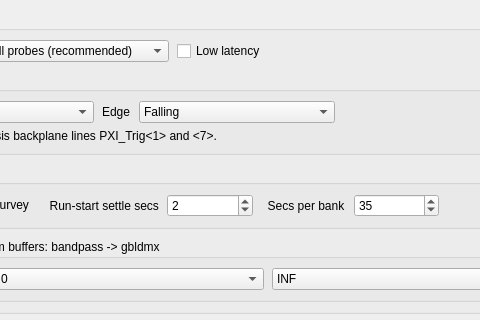
This is Forms/IMTab.ui in billkarsh/SpikeGLX as Qt 5 draws it before an edit; both pictures show x 183 to 663 and y 0 to 320 of the 759 by 705 pixel window. The edited form follows.
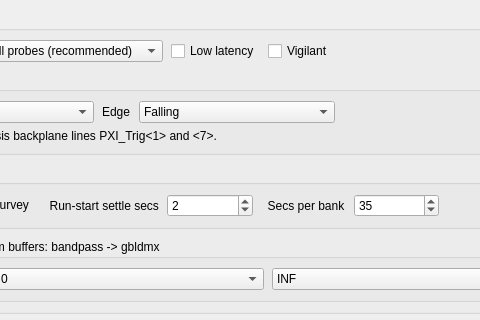
This is the edited form.

Patch:
```diff
--- a/Forms/IMTab.ui
+++ b/Forms/IMTab.ui
@@ -453,6 +453,13 @@
           </property>
          </widget>
         </item>
+        <item>
+         <widget class="QCheckBox" name="vigilantChk">
+          <property name="text">
+           <string>Vigilant</string>
+          </property>
+         </widget>
+        </item>
         <item>
          <spacer name="horizontalSpacer_2">
           <property name="orientation">
```
Left out of the diff: 1 changed line with no effect on the pictures.
